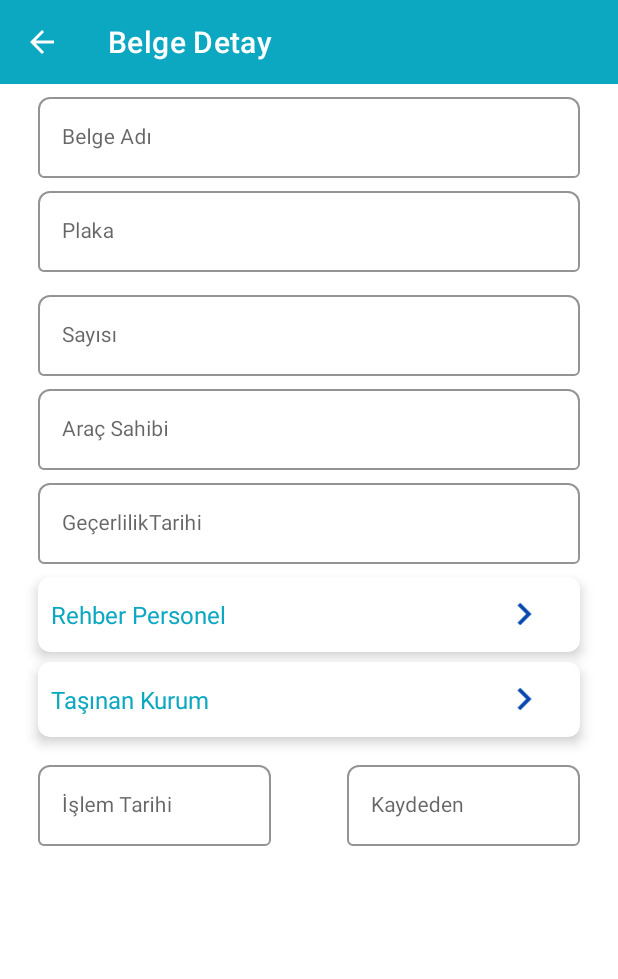
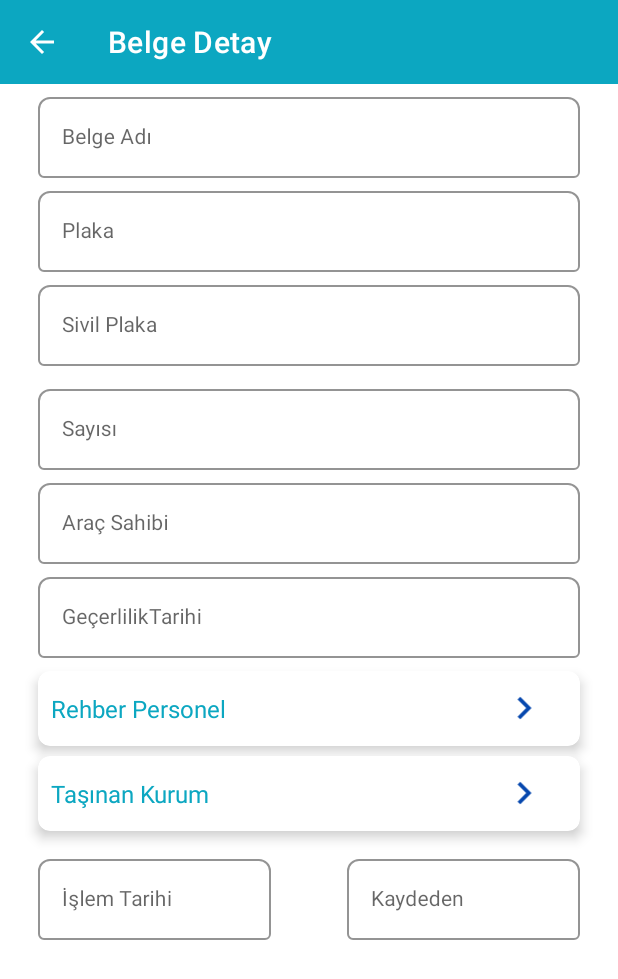
Before and after one commit to ysimsek94/MobilDenetim_Kocaeli, an Android app: the BelgeDetayActivity screen opened directly, with no data from a screen before it, on a phone screen of 412 x 824 dp. Shown: the top 979 px of the screen. Run offline under Robolectric (Android 15) with nearby library versions, the phone set to English and light mode, and no system bars.

Commit message:
belge detaya sivil plaka eklendi ve listeler tarihe göre sıralama eklendi.

```diff
--- a/app/build.gradle
+++ b/app/build.gradle
@@ -16,8 +16,8 @@ android {
         minSdk 24
         targetSdk 31
         multiDexEnabled true
-        versionCode 1
-        versionName "3.0.0"
+        versionCode 9
+        versionName "3.0.1"
 
         testInstrumentationRunner "androidx.test.runner.AndroidJUnitRunner"
     }
@@ -32,6 +32,7 @@ android {
         sourceCompatibility JavaVersion.VERSION_1_8
         targetCompatibility JavaVersion.VERSION_1_8
     }
+
 }
 
 dependencies {
--- a/app/src/main/java/com/dembs/android/mobildenetim/adapters/AracBilgisiSorgulaAdapter.java
+++ b/app/src/main/java/com/dembs/android/mobildenetim/adapters/AracBilgisiSorgulaAdapter.java
@@ -50,7 +50,7 @@ public class AracBilgisiSorgulaAdapter extends RecyclerView.Adapter<AracBilgisiS
         holder.tvMarka.setText(aracList.get(position).getMarkasi());
         holder.tvPlaka.setText(aracList.get(position).getArac().getPlaka());
         holder.tvModel.setText(String.valueOf(aracList.get(position).getArac().getModel()));
-        //Todo getTelNo methodu yeni modelde yok nasıl yapılacak ve tescil tarihi yok
+        //Todo getTelNo methodu yeni modelde yok nasıl yapılacak
         // holder.tvTelno.setText(aracList.get(0).getTelNo());
         holder.tvTescilTarihi.setText(getFormattedTimeWithoutSaat(aracList.get(position).getArac().getTescilTarihi()));
         holder.tvAyaktaYolcuA.setText(String.valueOf(aracList.get(position).getArac().getYolcuAdetArti()));
--- a/app/src/main/java/com/dembs/android/mobildenetim/network/Api.java
+++ b/app/src/main/java/com/dembs/android/mobildenetim/network/Api.java
@@ -5,6 +5,7 @@ import com.dembs.android.mobildenetim.models.AracReklam;
 import com.dembs.android.mobildenetim.models.AracReklamResult;
 import com.dembs.android.mobildenetim.models.BandrolLine;
 import com.dembs.android.mobildenetim.models.BelgeLineResult;
+import com.dembs.android.mobildenetim.models.BelgeOzetLine;
 import com.dembs.android.mobildenetim.models.CezaLine;
 import com.dembs.android.mobildenetim.models.Denetim;
 import com.dembs.android.mobildenetim.models.DenetimDeleteKontrol;
@@ -71,7 +72,7 @@ public interface Api {
     Call<ArrayList<BandrolLine>> getBandrolList(@Path("plaka") String plaka);
 
     @GET("Ruhsat/v1/belgeler/{plaka}")//YAPILDI
-    Call<ArrayList<BelgeLineResult>> getBelgeList(@Path("plaka") String plaka);
+    Call<ArrayList<BelgeOzetLine>> getBelgeList(@Path("plaka") String plaka);
 
     @GET("Ruhsat/v1/belge-tasinan-kurumlar/{belgeId}")//YAPILDI
     Call<ArrayList<TasinanKurumLine>> getTasinanKurumList(@Path("belgeId") int belgeId);
--- a/app/src/main/java/com/dembs/android/mobildenetim/ui/BelgeDetayActivity.java
+++ b/app/src/main/java/com/dembs/android/mobildenetim/ui/BelgeDetayActivity.java
@@ -15,6 +15,7 @@ import androidx.cardview.widget.CardView;
 import com.dembs.android.mobildenetim.R;
 import com.dembs.android.mobildenetim.models.BelgeLine;
 import com.dembs.android.mobildenetim.models.BelgeLineResult;
+import com.dembs.android.mobildenetim.models.BelgeOzetLine;
 import com.dembs.android.mobildenetim.network.Api;
 import com.dembs.android.mobildenetim.network.ClientConfigs;
 import com.dembs.android.mobildenetim.utils.Util;
@@ -25,10 +26,10 @@ import java.util.Objects;
 public class BelgeDetayActivity extends AppCompatActivity {
 
     TextInputEditText etPlaka, etSayisi, etAracSahibi, etGecerlilikTarihi,
-            etIslemTarihi, etKaydeden,etBelgeAdi;
+            etIslemTarihi, etKaydeden,etBelgeAdi,etSivilPlaka;
     TextView tvEmptyList;
-    BelgeLine belgeLine;
-    BelgeLineResult belgeLineResult;
+
+    BelgeOzetLine belgeLineResult;
     Toolbar toolbar;
     Api api;
     private CardView cvRehberPersonel;
@@ -41,17 +42,17 @@ public class BelgeDetayActivity extends AppCompatActivity {
         setContentView(R.layout.activity_belge_detay);
 
         belgeLineResult = getIntent().getParcelableExtra("belgeLineResult");
-        belgeLine = belgeLineResult.getBelgeLine();
+
         initActivity();
         createApiRetrofit();
-        if (belgeLine != null)
+        if (belgeLineResult != null)
             setBelgeBilgileri();
 
         cvTasinanKurum.setOnClickListener(new View.OnClickListener() {
             @Override
             public void onClick(View v) {
                 Intent i = new Intent(getApplicationContext(), TasinanKurumListActivity.class);
-                i.putExtra("belgeId", belgeLine.getBelge().getId());
+                i.putExtra("belgeId", belgeLineResult.getBelgeId());
                 startActivity(i);
             }
         });
@@ -59,7 +60,7 @@ public class BelgeDetayActivity extends AppCompatActivity {
             @Override
             public void onClick(View v) {
                 Intent i = new Intent(getApplicationContext(), RehberPersonelListActivity.class);
-                i.putExtra("belgeId", belgeLine.getBelge().getId());
+                i.putExtra("belgeId", belgeLineResult.getBelgeId());
                 startActivity(i);
             }
         });
@@ -73,14 +74,15 @@ public class BelgeDetayActivity extends AppCompatActivity {
 
     private void setBelgeBilgileri() {
 
-        String surucu = belgeLineResult.getKisi().getAdi() + " " + belgeLineResult.getKisi().getSoyadi();
-        etPlaka.setText(belgeLineResult.getArac().getPlaka() == null ? " - " : belgeLineResult.getArac().getPlaka());
-        etBelgeAdi.setText(belgeLineResult.getBelgeLine().getBelgeTuru() == null ? " - " : belgeLineResult.getBelgeLine().getBelgeTuru());
-        etSayisi.setText(belgeLine.getBelge().getSayisi() == null ? " - " : belgeLine.getBelge().getSayisi());
+        String surucu = belgeLineResult.getAdi() + " " + belgeLineResult.getSoyadi();
+        etPlaka.setText(belgeLineResult.getPlaka() == null ? " - " : belgeLineResult.getPlaka());
+        etSivilPlaka.setText(belgeLineResult.getSivilPlaka() == null ? " - " : belgeLineResult.getSivilPlaka());
+        etBelgeAdi.setText(belgeLineResult.getBelgeTuru() == null ? " - " : belgeLineResult.getBelgeTuru());
+        etSayisi.setText(String.valueOf(belgeLineResult.getSayisi()));
         etAracSahibi.setText(surucu);
-        etGecerlilikTarihi.setText((belgeLine.getBelge().getGecerlilikTarihi() == null) || (belgeLine.getBelge().getGecerlilikTarihi().equals("")) ? "-" : getFormattedTimeWithoutSaat(belgeLine.getBelge().getGecerlilikTarihi()));
-        etIslemTarihi.setText((belgeLine.getBelge().getIslemTarihi() == null) || (belgeLine.getBelge().getIslemTarihi().equals("")) ? "-" : getFormattedTimeWithoutSaat(belgeLine.getBelge().getIslemTarihi()));
-        etKaydeden.setText((belgeLine.getBelge().getKayitEden() == null) || (belgeLine.getBelge().getKayitEden().equals("")) ? "-" : belgeLine.getBelge().getKayitEden());
+        etGecerlilikTarihi.setText((belgeLineResult.getGecerlilikTarihi() == null) || (belgeLineResult.getGecerlilikTarihi().equals("")) ? "-" : getFormattedTimeWithoutSaat(belgeLineResult.getGecerlilikTarihi()));
+        etIslemTarihi.setText((belgeLineResult.getIslemTarihi() == null) || (belgeLineResult.getIslemTarihi().equals("")) ? "-" : getFormattedTimeWithoutSaat(belgeLineResult.getIslemTarihi()));
+        etKaydeden.setText((belgeLineResult.getKayitEden() == null) || (belgeLineResult.getKayitEden().equals("")) ? "-" : belgeLineResult.getKayitEden());
 
     }
 
@@ -98,6 +100,8 @@ public class BelgeDetayActivity extends AppCompatActivity {
 
         etPlaka = findViewById(R.id.etPlaka);
         Util.setDisableEditText(etPlaka);
+        etSivilPlaka = findViewById(R.id.etSivilPlaka);
+        Util.setDisableEditText(etSivilPlaka);
         etBelgeAdi = findViewById(R.id.etBelgeAdi);
         Util.setDisableEditText(etBelgeAdi);
         etSayisi = findViewById(R.id.etSayisi);
--- a/app/src/main/java/com/dembs/android/mobildenetim/ui/fragments/BelgeSorgulamaFragment.java
+++ b/app/src/main/java/com/dembs/android/mobildenetim/ui/fragments/BelgeSorgulamaFragment.java
@@ -13,6 +13,7 @@ import androidx.recyclerview.widget.RecyclerView;
 import com.dembs.android.mobildenetim.R;
 import com.dembs.android.mobildenetim.adapters.BelgeSorgulaAdapter;
 import com.dembs.android.mobildenetim.models.BelgeLineResult;
+import com.dembs.android.mobildenetim.models.BelgeOzetLine;
 import com.dembs.android.mobildenetim.ui.SorgulaActivity;
 import com.dembs.android.mobildenetim.utils.AlertDialogManager;
 
@@ -20,7 +21,7 @@ import java.util.ArrayList;
 
 public class BelgeSorgulamaFragment extends Fragment {
     DividerItemDecoration dividerItemDecoration;
-    ArrayList<BelgeLineResult> belgeArrayList = new ArrayList<>();
+    ArrayList<BelgeOzetLine> belgeArrayList = new ArrayList<>();
     @Override
     public View onCreateView(LayoutInflater inflater,
                              ViewGroup container, Bundle savedInstanceState) {
--- a/app/src/main/res/layout-sw600dp/activity_belge_detay.xml
+++ b/app/src/main/res/layout-sw600dp/activity_belge_detay.xml
@@ -63,6 +63,26 @@
                     android:layout_height="wrap_content"
 
                     android:textSize="18dp" />
+
+            </com.google.android.material.textfield.TextInputLayout>
+            <com.google.android.material.textfield.TextInputLayout
+                style="@style/Widget.MaterialComponents.TextInputLayout.OutlinedBox"
+                android:layout_width="match_parent"
+                android:layout_height="wrap_content"
+                android:layout_marginLeft="25dp"
+                android:layout_marginTop="3dp"
+                android:layout_marginRight="25dp"
+                android:hint="Sivil Plaka"
+                app:boxCornerRadiusTopEnd="8dp"
+                app:boxCornerRadiusTopStart="8dp"
+                app:boxStrokeColor="@color/colorPrimaryDark">
+
+                <com.google.android.material.textfield.TextInputEditText
+                    android:id="@+id/etSivilPlaka"
+                    android:layout_width="match_parent"
+                    android:layout_height="wrap_content"
+                    android:enabled="false"
+                    android:textSize="14dp" />
 
             </com.google.android.material.textfield.TextInputLayout>
             <com.google.android.material.textfield.TextInputLayout
--- a/app/src/main/res/layout/activity_belge_detay.xml
+++ b/app/src/main/res/layout/activity_belge_detay.xml
@@ -64,7 +64,26 @@
                     android:textSize="14dp" />
 
             </com.google.android.material.textfield.TextInputLayout>
+            <com.google.android.material.textfield.TextInputLayout
+                style="@style/Widget.MaterialComponents.TextInputLayout.OutlinedBox"
+                android:layout_width="match_parent"
+                android:layout_height="wrap_content"
+                android:layout_marginLeft="25dp"
+                android:layout_marginTop="3dp"
+                android:layout_marginRight="25dp"
+                android:hint="Sivil Plaka"
+                app:boxCornerRadiusTopEnd="8dp"
+                app:boxCornerRadiusTopStart="8dp"
+                app:boxStrokeColor="@color/colorPrimaryDark">
 
+                <com.google.android.material.textfield.TextInputEditText
+                    android:id="@+id/etSivilPlaka"
+                    android:layout_width="match_parent"
+                    android:layout_height="wrap_content"
+                    android:enabled="false"
+                    android:textSize="14dp" />
+
+            </com.google.android.material.textfield.TextInputLayout>
             <com.google.android.material.textfield.TextInputLayout
                 style="@style/Widget.MaterialComponents.TextInputLayout.OutlinedBox"
                 android:layout_width="match_parent"
```
Also changed, not shown: app/src/main/java/com/dembs/android/mobildenetim/adapters/BelgeSorgulaAdapter.java (+9 -8 lines), app/src/main/java/com/dembs/android/mobildenetim/models/BelgeOzetLine.java (added, +229 -0 lines), app/src/main/java/com/dembs/android/mobildenetim/models/SortDenetimListItem.java (deleted, +0 -17 lines), app/src/main/java/com/dembs/android/mobildenetim/ui/BelgeListActivity.java (+18 -6 lines), app/src/main/java/com/dembs/android/mobildenetim/ui/CezaListActivity.java (+11 -0 lines), app/src/main/java/com/dembs/android/mobildenetim/ui/DenetimListActivity.java (+7 -7 lines), app/src/main/java/com/dembs/android/mobildenetim/ui/SorgulaActivity.java (+10 -9 lines), app/src/main/java/com/dembs/android/mobildenetim/ui/VarakaYazdirActivity.java (+7 -4 lines), app/src/main/java/com/dembs/android/mobildenetim/ui/fragments/BandrolBilgisiFragment.java (+14 -0 lines).
